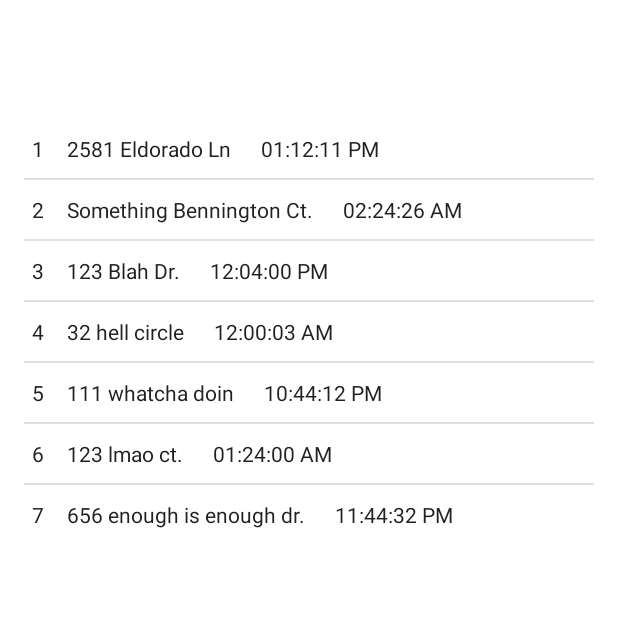
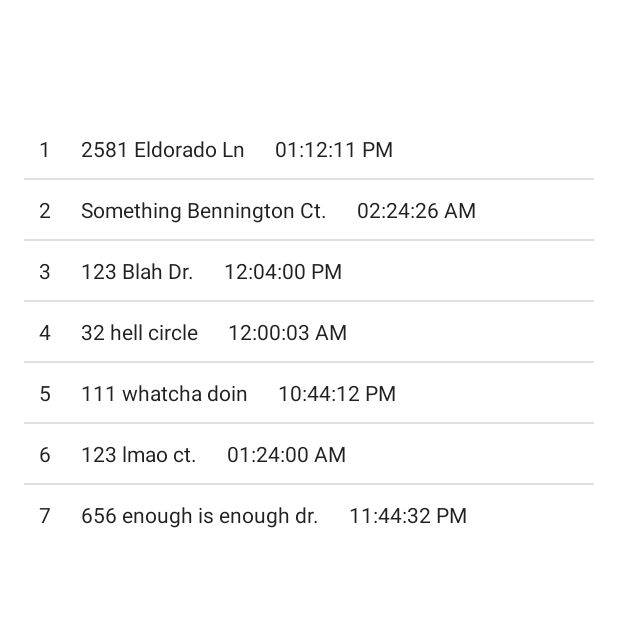
Before and after one commit to BGR360/DeliveryDispatcher, an Android app: the screen it shows after launch (PendingOrders), on a phone screen of 412 x 824 dp, the top half of it. Run offline under Robolectric (Android 15) with nearby library versions, the phone set to English and light mode, and no system bars.

Commit message:
Testing OrdersView

```diff
--- a/app/src/main/AndroidManifest.xml
+++ b/app/src/main/AndroidManifest.xml
@@ -33,7 +33,7 @@
         </activity>
         <activity
             android:name=".PendingOrders"
-            android:label="@string/title_activity_pending_orders" >
+            android:label="Orders View" >
             <intent-filter>
                 <action android:name="android.intent.action.MAIN" />
 
--- a/app/src/main/res/layout/custom_row.xml
+++ b/app/src/main/res/layout/custom_row.xml
@@ -8,19 +8,22 @@
         android:layout_height="wrap_content"
         android:text="New Text"
         android:id="@+id/OrderNumView"
-        android:padding="5dp" />
+        android:padding="10dp"
+        android:layout_gravity="left" />
 
     <TextView
         android:layout_width="wrap_content"
         android:layout_height="wrap_content"
         android:text="New Text"
         android:id="@+id/AddressView"
-        android:padding="10dp" />
+        android:padding="10dp"
+        android:layout_gravity="center"/>
 
     <TextView
         android:layout_width="wrap_content"
         android:layout_height="wrap_content"
         android:text="New Text"
         android:id="@+id/DueTimeView"
-        android:padding="10dp" />
+        android:padding="10dp"
+        android:layout_gravity="right" />
 </LinearLayout>
```
Also changed, not shown: app/src/main/java/com/deliverydispatchdevs/deliverydispatcher/PendingOrders.java (line endings or trailing spaces).
